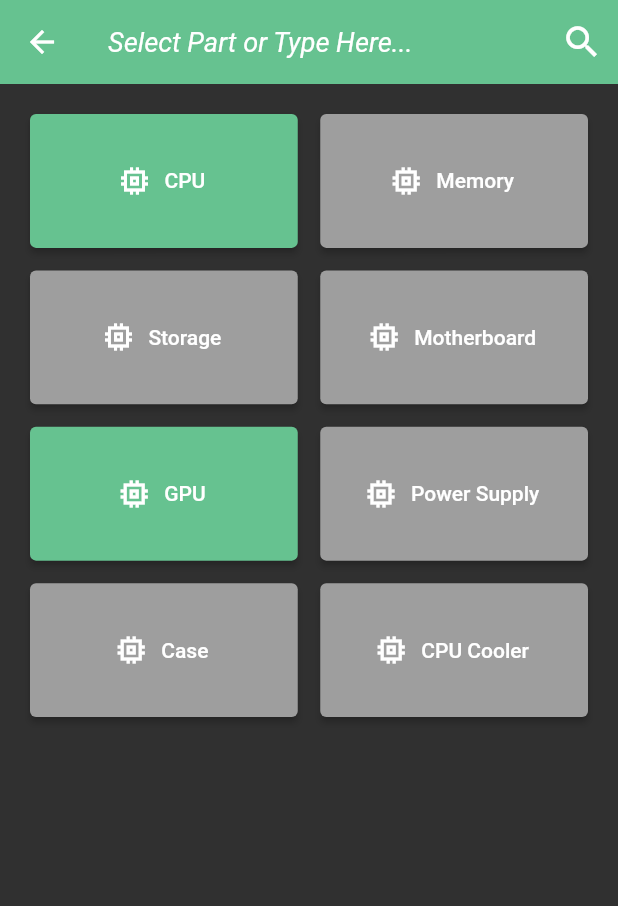
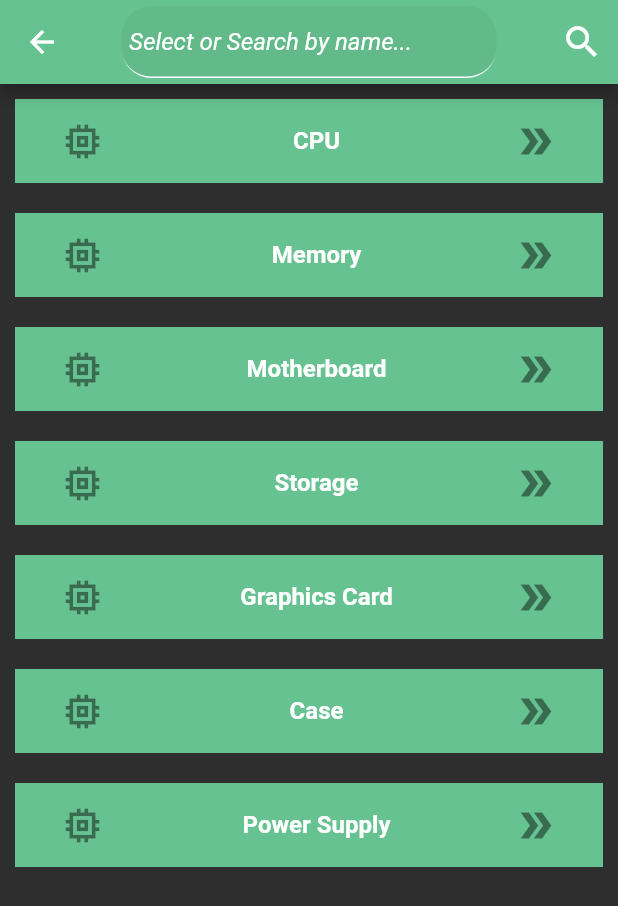
Before and after one commit to gcisneros310/QuickPC, a Flutter app: the PickSearch screen opened by its route, after a tap on "CPU Cooler", on a phone screen of 412 x 824 dp. Shown: the top 906 px of the screen. Run offline on Flutter 3.47's test engine with Material 2 defaults, Android fonts, the phone set to English and light mode, and no system bars; our stand-ins replace cloud_firestore, firebase_auth, firebase_core, firebase_database, flutter_spinkit, flutter_svg and 4 more; missing offline and left inert: any_link_preview, shared_preferences_settings; accounts and stored records are empty; network calls fail.

Commit message:
Updated Select Page UI

```diff
--- a/lib/main.dart
+++ b/lib/main.dart
@@ -9,6 +9,7 @@ import 'package:quick_pc/pages/home/home2.dart';
 import 'package:quick_pc/pages/part_info/part_info.dart';
 import 'package:quick_pc/pages/search/pick_search.dart';
 import 'package:quick_pc/pages/search/search.dart';
+import 'package:quick_pc/pages/search/select_search.dart';
 import 'package:quick_pc/pages/welcome.dart';
 import 'package:quick_pc/pages/wrapper.dart';
 import 'package:quick_pc/services/auth.dart';
@@ -44,6 +45,8 @@ class MyApp extends StatelessWidget {
           '/search': (context) => Search(),
           '/part_info': (context) => PartInfo(),
           '/home2': (context) => Home2(),
+          '/select_search': (context) => SelectSearch(),
+
         },
       ),
     );
--- a/lib/models/PCPartClasses/CPU.dart
+++ b/lib/models/PCPartClasses/CPU.dart
@@ -22,14 +22,14 @@ class CPU_Part extends Part{
   fromDatabase(Map<dynamic, dynamic> data){
 
     return CPU_Part.valueConstructors(
-        data['name'],
-        data['manufacturer'],
-        data['price'].toDouble(),
+        data['name'] ?? "CPU",
+        data['manufacturer'] ?? "Manufactuer",
+        double.parse(data['price']) ?? 0.0,
         data['newegg_URL'],
         data['image_URL'],
-        data['base clock'].toDouble(),
-        data['boost clock'].toDouble(),
-        data['core count']
+        double.parse(data['base clock']) ?? 0.0,
+        double.parse(data['boost clock']) ?? 0.0,
+        data['core count'] ?? 0
     );
 
   }
--- a/lib/models/PCPartClasses/GPU.dart
+++ b/lib/models/PCPartClasses/GPU.dart
@@ -26,11 +26,11 @@ class GPU_Part extends Part {
     return GPU_Part.loadData(
         data['name'],
         data['manufacturer'],
-        data['price'],
+        double.parse(data['price']) ?? 0.0,
         data['newegg_URL'],
         data['image_URL'],
-        data['baseClock'],
-        data['boostClock'],
+        double.parse(data['baseClock']) ?? 0.0,
+        double.parse(data['boostClock']) ?? 0.0,
         data['vram']);
   }
 
--- a/lib/pages/search/pick_search.dart
+++ b/lib/pages/search/pick_search.dart
@@ -18,24 +18,6 @@ class _PickSearchState extends State<PickSearch> {
   Widget title = const Text('hello');
   String searchTerm = '';
   FocusNode myFocusNode;
-
-  //List<Part> parts = [];
-  //String partType = 'gpu';
-
-
-/*  void updateList(){
-    getPart('gpu').then((p) => {
-      this.setState(() {
-        *//*p.forEach((e) {
-          print(e.name);
-        });*//*
-        //print(p);
-        parts = p;
-      })
-    });
-
-    print(parts.isEmpty);
-  }*/
 
 
   @override
@@ -198,7 +180,7 @@ class _PickSearchState extends State<PickSearch> {
               //CPU COOLER
               ElevatedButton.icon(
                   onPressed: (){
-                    //Navigator.pushNamed(context, '/search');
+                    Navigator.pushNamed(context, '/select_search');
                   },
                   icon: Icon(Icons.memory_sharp),
                   label: Text('CPU Cooler'),
--- a/lib/pages/search/search.dart
+++ b/lib/pages/search/search.dart
@@ -1,7 +1,7 @@
 import 'package:flutter/material.dart';
 import 'package:quick_pc/models/PCPartClasses/PCPart.dart';
 import 'package:provider/provider.dart';
-import 'package:quick_pc/pages/search/parts_list.dart';
+import 'package:quick_pc/pages/search/search_list.dart';
 import 'package:quick_pc/services/database.dart';
 import 'package:quick_pc/services/realtimeDatabase.dart';
 
@@ -99,7 +99,7 @@ class _SearchState extends State<Search> {
                 children: [
 
                   //Search list Tab Contents
-                  PartsList(partType),
+                  SearchList(partType),
 
                   //Filter Tab Contents
                   Icon(Icons.filter_alt),
--- a/lib/pages/search/parts_list.dart
+++ b/lib/pages/search/search_list.dart
@@ -3,16 +3,16 @@ import 'package:provider/provider.dart';
 import 'package:quick_pc/models/PCPartClasses/PCPart.dart';
 import 'package:quick_pc/pages/search/part_tile.dart';
 
-class PartsList extends StatefulWidget {
+class SearchList extends StatefulWidget {
 
   String partType;
-  PartsList(this.partType);
+  SearchList(this.partType);
 
   @override
-  _PartsListState createState() => _PartsListState();
+  _SearchListState createState() => _SearchListState();
 }
 
-class _PartsListState extends State<PartsList> {
+class _SearchListState extends State<SearchList> {
 
 
   @override
--- /dev/null
+++ b/lib/pages/search/select_search.dart
@@ -0,0 +1,205 @@
+import 'package:flutter/material.dart';
+import 'package:google_fonts/google_fonts.dart';
+import 'package:quick_pc/presentation/app_icons_icons.dart';
+
+class SelectSearch extends StatefulWidget {
+  SelectSearch({Key key}) : super(key: key);
+
+  @override
+  _SelectSearchState createState() => _SelectSearchState();
+}
+
+class _SelectSearchState extends State<SelectSearch> {
+  TextEditingController textController;
+  final scaffoldKey = GlobalKey<ScaffoldState>();
+
+
+  final Color logoColor = Color(0xff66c290);
+  final Color greyout = Colors.grey;
+
+  Icon searchIcon = const Icon(Icons.search, color: Colors.white,
+      size: 28);
+  Widget searchText = const Text('Select Part or Type Here');
+  Widget title = const Text('hello');
+  String searchTerm = '';
+
+
+  var titles = [
+    'CPU',
+    'Memory',
+    'Motherboard',
+    'Storage',
+    'Graphics Card',
+    'Case',
+    'Power Supply'
+  ];
+
+  var partIcons = [
+    Icons.memory_sharp,
+    Icons.memory_sharp,
+    Icons.memory_sharp,
+    Icons.memory_sharp,
+    Icons.memory_sharp,
+    Icons.memory_sharp,
+    Icons.memory_sharp,
+  ];
+
+  var types = [
+    'cpu',
+    'memory',
+    'motherboard',
+    'storage',
+    'gpu',
+    'case',
+    'psu'
+  ];
+
+
+  @override
+  void initState() {
+    super.initState();
+    textController = TextEditingController();
+  }
+
+  @override
+  Widget build(BuildContext context) {
+    return Scaffold(
+      key: scaffoldKey,
+      appBar: AppBar(
+        backgroundColor: logoColor,
+        automaticallyImplyLeading: true,
+        title: Container(
+          width: 250,
+          child: TextFormField(
+            controller: textController,
+            obscureText: false,
+            decoration: InputDecoration(
+              hintText: 'Select or Search by name...',
+              hintStyle: TextStyle(
+                color: Colors.white,
+                fontSize: 16,
+                fontStyle: FontStyle.italic,
+              ),
+              enabledBorder: UnderlineInputBorder(
+                borderSide: BorderSide(
+                  color: Color(0xFFFAFAFA),
+                  width: 1,
+                ),
+                borderRadius: BorderRadius.circular(20),
+              ),
+              focusedBorder: UnderlineInputBorder(
+                borderSide: BorderSide(
+                  color: Color(0xFFFAFAFA),
+                  width: 1,
+                ),
+                borderRadius: BorderRadius.circular(20),
+              ),
+              filled: true,
+              contentPadding: EdgeInsetsDirectional.fromSTEB(5, 0, 0, 0),
+            ),
+
+            textAlign: TextAlign.start,
+          ),
+        ),
+        actions: [
+
+          IconButton(
+            onPressed: () {
+              if (searchTerm != ""){
+                Navigator.pushNamed(
+                  context, '/search', arguments: {'searchTerm': searchTerm},);
+              }
+            },
+            icon: searchIcon,
+          )
+
+
+
+          /*FlutterFlowIconButton(
+            borderColor: Colors.transparent,
+            borderRadius: 30,
+            borderWidth: 1,
+            buttonSize: 60,
+            icon: Icon(
+              Icons.search_rounded,
+              color: FlutterFlowTheme.white,
+              size: 30,
+            ),
+            onPressed: () {
+              print('IconButton pressed ...');
+            },
+          )*/
+        ],
+        centerTitle: true,
+        elevation: 4,
+      ),
+      backgroundColor: Color(0xFF2E2E2E),
+      body: ListView.builder(
+
+      //itemCount: this.widget.listItems.length,
+      itemCount: titles.length,
+
+      itemBuilder: (context, index){
+
+        return SelectTile(
+          title: titles[index],
+          partIcon: partIcons[index],
+          partType: types[index],
+
+        );
+
+      },
+    )
+    );
+  }
+}
+
+
+
+class SelectTile extends StatelessWidget {
+
+  final String title;
+  final dynamic partIcon;
+  final String partType;
+
+  SelectTile({this.title, this.partIcon, this.partType});
+
+  Widget build(BuildContext context){
+
+    return Padding(
+      padding: EdgeInsetsDirectional.fromSTEB(10, 10, 10, 10),
+      child: ClipRRect(
+        borderRadius: BorderRadius.circular(30),
+        child: ListTile(
+          leading: Icon(
+            partIcon,
+            size: 30,
+          ),
+          title: Text(
+            title,
+            textAlign: TextAlign.center,
+            style: TextStyle(color: Colors.white,
+                fontWeight: FontWeight.bold),                    ),
+          trailing: Icon(
+            Icons.double_arrow,
+            size: 30,
+          ),
+          tileColor: Color(0xff66c290),
+          contentPadding:
+          EdgeInsetsDirectional.fromSTEB(30, 0, 30, 0),
+
+          onTap: (){
+
+            Navigator.pushNamed(
+              context, '/search', arguments: {
+              'partType': partType},);
+
+          },
+
+        ),
+      ),
+    );
+
+  }
+
+}
```
Lines whose indentation alone changed are shown as unchanged.
